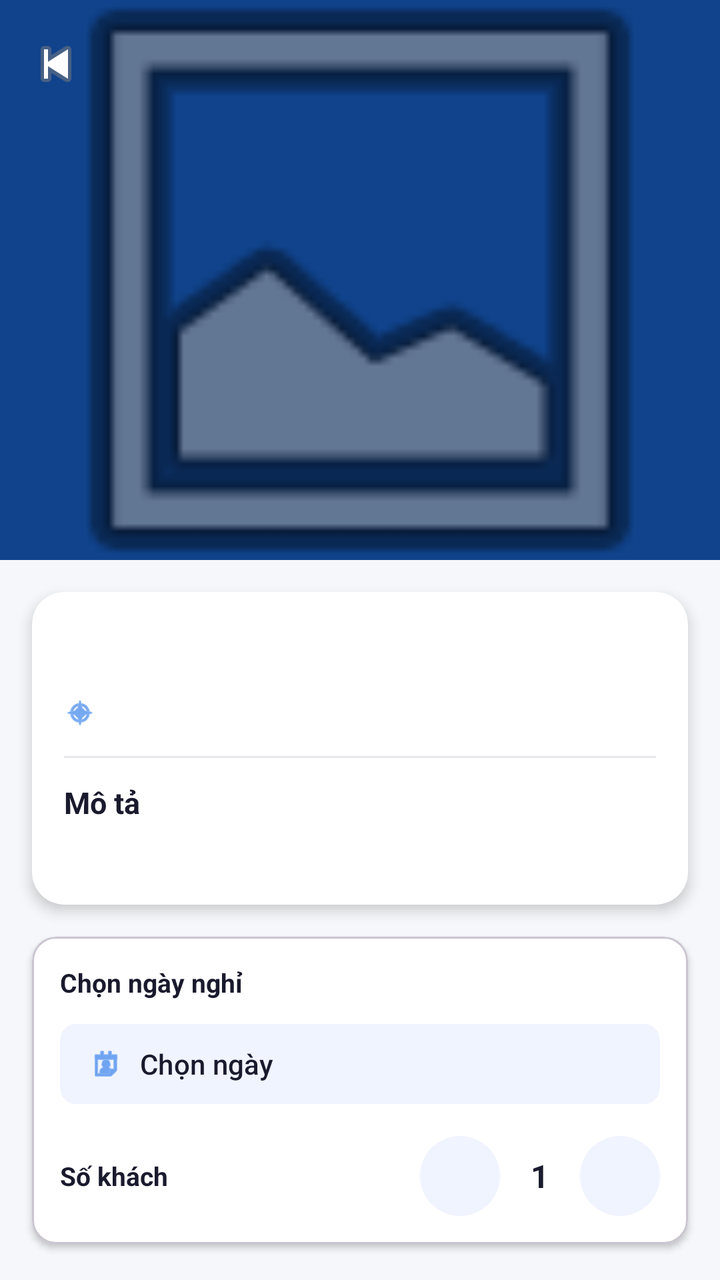
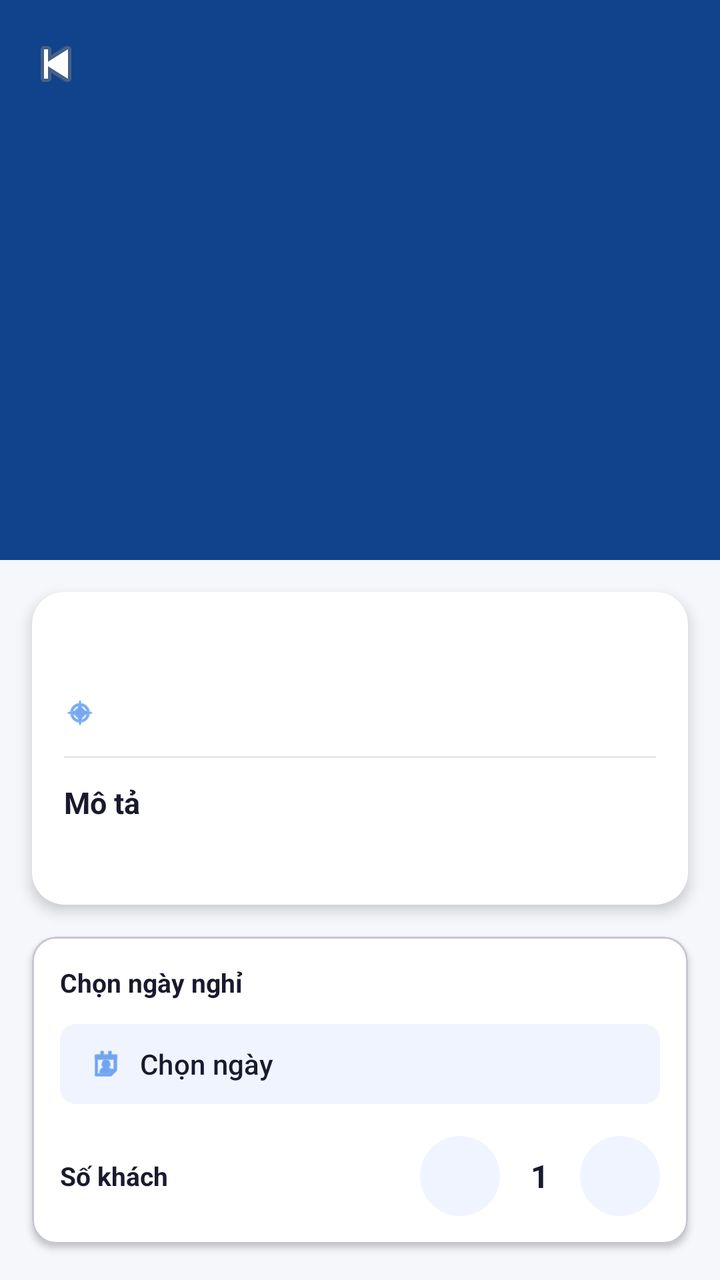

Before-and-after screenshots of an Android layout around one commit, followed by the original layout XML and the change that was made.
<!-- AndroidManifest.xml: application theme Theme.BookingApp -->
<!-- res/layout/activity_property_detail.xml -->
<?xml version="1.0" encoding="utf-8"?>
<androidx.coordinatorlayout.widget.CoordinatorLayout xmlns:android="http://schemas.android.com/apk/res/android"
    xmlns:app="http://schemas.android.com/apk/res-auto"
    android:layout_width="match_parent"
    android:layout_height="match_parent"
    android:background="@color/background"
    android:fitsSystemWindows="true">

    
    <com.google.android.material.appbar.AppBarLayout
        android:id="@+id/appBarLayout"
        android:layout_width="match_parent"
        android:layout_height="280dp"
        android:background="@color/primary"
        android:fitsSystemWindows="true">

        <com.google.android.material.appbar.CollapsingToolbarLayout
            android:layout_width="match_parent"
            android:layout_height="match_parent"
            app:contentScrim="@color/primary"
            app:layout_scrollFlags="scroll|exitUntilCollapsed"
            app:titleEnabled="false">

            
            <ImageView
                android:id="@+id/ivPropertyImage"
                android:layout_width="match_parent"
                android:layout_height="match_parent"
                android:scaleType="centerCrop"
                android:src="@android:drawable/ic_menu_gallery"
                app:layout_collapseMode="parallax" />

            
            <View
                android:layout_width="match_parent"
                android:layout_height="match_parent"
                android:background="#66000000" />

            
            <androidx.appcompat.widget.Toolbar
                android:id="@+id/toolbar"
                android:layout_width="match_parent"
                android:layout_height="?attr/actionBarSize"
                app:layout_collapseMode="pin"
                app:navigationIcon="@android:drawable/ic_media_previous" />

        </com.google.android.material.appbar.CollapsingToolbarLayout>
    </com.google.android.material.appbar.AppBarLayout>

    
    <androidx.core.widget.NestedScrollView
        android:layout_width="match_parent"
        android:layout_height="match_parent"
        app:layout_behavior="@string/appbar_scrolling_view_behavior">

        <LinearLayout
            android:layout_width="match_parent"
            android:layout_height="wrap_content"
            android:orientation="vertical"
            android:paddingBottom="100dp">

            
            <androidx.cardview.widget.CardView
                android:layout_width="match_parent"
                android:layout_height="wrap_content"
                android:layout_margin="16dp"
                app:cardCornerRadius="16dp"
                app:cardElevation="4dp">

                <LinearLayout
                    android:layout_width="match_parent"
                    android:layout_height="wrap_content"
                    android:orientation="vertical"
                    android:padding="16dp">

                    
                    <TextView
                        android:id="@+id/tvPropertyName"
                        android:layout_width="match_parent"
                        android:layout_height="wrap_content"
                        android:textColor="@color/text_primary"
                        android:textSize="20sp"
                        android:textStyle="bold" />

                    
                    <LinearLayout
                        android:layout_width="match_parent"
                        android:layout_height="wrap_content"
                        android:layout_marginTop="8dp"
                        android:gravity="center_vertical"
                        android:orientation="horizontal">

                        <ImageView
                            android:layout_width="16dp"
                            android:layout_height="16dp"
                            android:src="@android:drawable/ic_menu_compass"
                            android:tint="@color/primary" />

                        <TextView
                            android:id="@+id/tvPropertyAddress"
                            android:layout_width="match_parent"
                            android:layout_height="wrap_content"
                            android:layout_marginStart="6dp"
                            android:textColor="@color/text_secondary"
                            android:textSize="14sp" />
                    </LinearLayout>

                    
                    <View
                        android:layout_width="match_parent"
                        android:layout_height="1dp"
                        android:layout_marginTop="12dp"
                        android:layout_marginBottom="12dp"
                        android:background="@color/divider" />

                    
                    <TextView
                        android:layout_width="wrap_content"
                        android:layout_height="wrap_content"
                        android:text="Mô tả"
                        android:textColor="@color/text_primary"
                        android:textSize="15sp"
                        android:textStyle="bold" />

                    <TextView
                        android:id="@+id/tvPropertyDescription"
                        android:layout_width="match_parent"
                        android:layout_height="wrap_content"
                        android:layout_marginTop="6dp"
                        android:lineSpacingExtra="4dp"
                        android:textColor="@color/text_secondary"
                        android:textSize="14sp" />

                </LinearLayout>
            </androidx.cardview.widget.CardView>

            
            <com.google.android.material.card.MaterialCardView
                android:layout_width="match_parent"
                android:layout_height="wrap_content"
                android:layout_marginHorizontal="16dp"
                android:layout_marginBottom="16dp"
                app:cardCornerRadius="12dp"
                app:cardElevation="2dp"
                app:cardBackgroundColor="@color/surface">

                <LinearLayout
                    android:layout_width="match_parent"
                    android:layout_height="wrap_content"
                    android:orientation="vertical"
                    android:padding="14dp">

                    <TextView
                        android:layout_width="wrap_content"
                        android:layout_height="wrap_content"
                        android:text="Chọn ngày nghỉ"
                        android:textColor="@color/text_primary"
                        android:textSize="13sp"
                        android:textStyle="bold" />

                    <com.google.android.material.button.MaterialButton
                        android:id="@+id/btnPickDates"
                        android:layout_width="match_parent"
                        android:layout_height="48dp"
                        android:layout_marginTop="8dp"
                        android:gravity="start|center_vertical"
                        android:paddingStart="14dp"
                        android:paddingEnd="14dp"
                        android:text="Chọn ngày"
                        android:textAllCaps="false"
                        android:textColor="@color/text_primary"
                        app:backgroundTint="@color/surface_variant"
                        app:cornerRadius="8dp"
                        app:icon="@android:drawable/ic_menu_my_calendar"
                        app:iconGravity="textStart"
                        app:iconTint="@color/primary" />

                    <LinearLayout
                        android:layout_width="match_parent"
                        android:layout_height="wrap_content"
                        android:layout_marginTop="12dp"
                        android:gravity="center_vertical"
                        android:orientation="horizontal">

                        <TextView
                            android:layout_width="0dp"
                            android:layout_height="wrap_content"
                            android:layout_weight="1"
                            android:text="Số khách"
                            android:textColor="@color/text_primary"
                            android:textSize="13sp"
                            android:textStyle="bold" />

                        <com.google.android.material.button.MaterialButton
                            android:id="@+id/btnGuestsMinus"
                            android:layout_width="40dp"
                            android:layout_height="40dp"
                            android:insetTop="0dp"
                            android:insetBottom="0dp"
                            android:text="−"
                            android:textColor="@color/primary"
                            android:textSize="20sp"
                            app:backgroundTint="@color/surface_variant"
                            app:cornerRadius="20dp" />

                        <TextView
                            android:id="@+id/tvGuests"
                            android:layout_width="40dp"
                            android:layout_height="wrap_content"
                            android:gravity="center"
                            android:text="1"
                            android:textColor="@color/text_primary"
                            android:textSize="16sp"
                            android:textStyle="bold" />

                        <com.google.android.material.button.MaterialButton
                            android:id="@+id/btnGuestsPlus"
                            android:layout_width="40dp"
                            android:layout_height="40dp"
                            android:insetTop="0dp"
                            android:insetBottom="0dp"
                            android:text="+"
                            android:textColor="@color/primary"
                            android:textSize="20sp"
                            app:backgroundTint="@color/surface_variant"
                            app:cornerRadius="20dp" />
                    </LinearLayout>
                </LinearLayout>
            </com.google.android.material.card.MaterialCardView>

            
            <TextView
                android:layout_width="wrap_content"
                android:layout_height="wrap_content"
                android:layout_marginStart="20dp"
                android:layout_marginBottom="12dp"
                android:text="Phòng còn trống"
                android:textColor="@color/text_primary"
                android:textSize="16sp"
                android:textStyle="bold" />

            <androidx.recyclerview.widget.RecyclerView
                android:id="@+id/rvRooms"
                android:layout_width="match_parent"
                android:layout_height="wrap_content"
                android:clipToPadding="false"
                android:nestedScrollingEnabled="false"
                android:paddingStart="12dp"
                android:paddingEnd="12dp" />

            
            <LinearLayout
                android:id="@+id/layoutReviewsSection"
                android:layout_width="match_parent"
                android:layout_height="wrap_content"
                android:layout_marginTop="20dp"
                android:orientation="vertical">

                <LinearLayout
                    android:layout_width="match_parent"
                    android:layout_height="wrap_content"
                    android:gravity="center_vertical"
                    android:orientation="horizontal"
                    android:paddingStart="20dp"
                    android:paddingEnd="20dp">

                    <TextView
                        android:layout_width="wrap_content"
                        android:layout_height="wrap_content"
                        android:text="Đánh giá"
                        android:textColor="@color/text_primary"
                        android:textSize="16sp"
                        android:textStyle="bold" />

                    <TextView
                        android:id="@+id/tvReviewHeader"
                        android:layout_width="0dp"
                        android:layout_height="wrap_content"
                        android:layout_marginStart="8dp"
                        android:layout_weight="1"
                        android:textColor="@color/text_secondary"
                        android:textSize="13sp" />
                </LinearLayout>

                <androidx.recyclerview.widget.RecyclerView
                    android:id="@+id/rvReviewsPreview"
                    android:layout_width="match_parent"
                    android:layout_height="wrap_content"
                    android:layout_marginTop="8dp"
                    android:nestedScrollingEnabled="false"
                    app:layoutManager="androidx.recyclerview.widget.LinearLayoutManager" />

                <TextView
                    android:id="@+id/tvReviewEmpty"
                    android:layout_width="match_parent"
                    android:layout_height="wrap_content"
                    android:paddingStart="20dp"
                    android:paddingTop="12dp"
                    android:paddingEnd="20dp"
                    android:paddingBottom="12dp"
                    android:text="Chưa có đánh giá nào. Hãy là người đầu tiên!"
                    android:textColor="@color/text_hint"
                    android:textSize="13sp"
                    android:visibility="gone" />

                <com.google.android.material.button.MaterialButton
                    android:id="@+id/btnSeeAllReviews"
                    style="@style/Widget.Material3.Button.OutlinedButton"
                    android:layout_width="match_parent"
                    android:layout_height="wrap_content"
                    android:layout_marginHorizontal="20dp"
                    android:layout_marginTop="8dp"
                    android:text="Xem tất cả đánh giá"
                    android:textAllCaps="false"
                    android:visibility="gone"
                    app:strokeColor="@color/primary" />
            </LinearLayout>

        </LinearLayout>
    </androidx.core.widget.NestedScrollView>

    

</androidx.coordinatorlayout.widget.CoordinatorLayout>
<!-- resources referenced by this layout -->
<resources>
  <color name="background">#F5F7FA</color>
  <color name="divider">#E5E7EB</color>
  <color name="primary">#1A6FE8</color>
  <color name="surface">#FFFFFF</color>
  <color name="surface_variant">#F0F4FF</color>
  <color name="text_hint">#9CA3AF</color>
  <color name="text_primary">#1A1A2E</color>
  <color name="text_secondary">#6B7280</color>
  <style name="Theme.BookingApp" parent="Base.Theme.BookingApp" />
  <style name="Base.Theme.BookingApp" parent="Theme.Material3.DayNight.NoActionBar">
          <item name="android:statusBarColor">@color/primary</item>
          <item name="android:windowLightStatusBar">false</item>
      </style>
</resources>

<!-- the commit's change to res/layout/activity_property_detail.xml (unified diff, before → after) -->
@@ -21,20 +21,40 @@
             app:layout_scrollFlags="scroll|exitUntilCollapsed"
             app:titleEnabled="false">
 
-            
-            <ImageView
-                android:id="@+id/ivPropertyImage"
+            <FrameLayout
                 android:layout_width="match_parent"
                 android:layout_height="match_parent"
-                android:scaleType="centerCrop"
-                android:src="@android:drawable/ic_menu_gallery"
-                app:layout_collapseMode="parallax" />
-
-            
-            <View
-                android:layout_width="match_parent"
-                android:layout_height="match_parent"
-                android:background="#66000000" />
+                app:layout_collapseMode="parallax">
+
+                <androidx.viewpager2.widget.ViewPager2
+                    android:id="@+id/vpPropertyImages"
+                    android:layout_width="match_parent"
+                    android:layout_height="match_parent" />
+
+                <ImageView
+                    android:id="@+id/ivPropertyImage"
+                    android:layout_width="match_parent"
+                    android:layout_height="match_parent"
+                    android:scaleType="centerCrop"
+                    android:src="@android:drawable/ic_menu_gallery"
+                    android:visibility="gone" />
+
+                <View
+                    android:layout_width="match_parent"
+                    android:layout_height="match_parent"
+                    android:background="#66000000" />
+
+                <com.google.android.material.tabs.TabLayout
+                    android:id="@+id/dotsIndicator"
+                    android:layout_width="wrap_content"
+                    android:layout_height="wrap_content"
+                    android:layout_gravity="bottom|center_horizontal"
+                    android:layout_marginBottom="16dp"
+                    android:background="@android:color/transparent"
+                    app:tabBackground="@drawable/dot_indicator_selector"
+                    app:tabGravity="center"
+                    app:tabIndicatorHeight="0dp" />
+            </FrameLayout>
 
             
             <androidx.appcompat.widget.Toolbar
<!-- resource entries referenced after the edit -->
@@ -8,7 +8,31 @@
   <color name="text_hint">#9CA3AF</color>
   <color name="text_primary">#1A1A2E</color>
   <color name="text_secondary">#6B7280</color>
+  <!-- drawable dot_indicator_selector (drawable) -->
+  <?xml version="1.0" encoding="utf-8"?>
+  <selector xmlns:android="http://schemas.android.com/apk/res/android">
+      <item android:drawable="@drawable/dot_active" android:state_selected="true" />
+      <item android:drawable="@drawable/dot_inactive" />
+  </selector>
   <style name="Theme.BookingApp" parent="Base.Theme.BookingApp" />
+  <!-- drawable dot_active (drawable) -->
+  <?xml version="1.0" encoding="utf-8"?>
+  <shape xmlns:android="http://schemas.android.com/apk/res/android"
+      android:shape="oval">
+      <solid android:color="@android:color/white" />
+      <size
+          android:width="8dp"
+          android:height="8dp" />
+  </shape>
+  <!-- drawable dot_inactive (drawable) -->
+  <?xml version="1.0" encoding="utf-8"?>
+  <shape xmlns:android="http://schemas.android.com/apk/res/android"
+      android:shape="oval">
+      <solid android:color="#80FFFFFF" />
+      <size
+          android:width="8dp"
+          android:height="8dp" />
+  </shape>
   <style name="Base.Theme.BookingApp" parent="Theme.Material3.DayNight.NoActionBar">
           <item name="android:statusBarColor">@color/primary</item>
           <item name="android:windowLightStatusBar">false</item>
